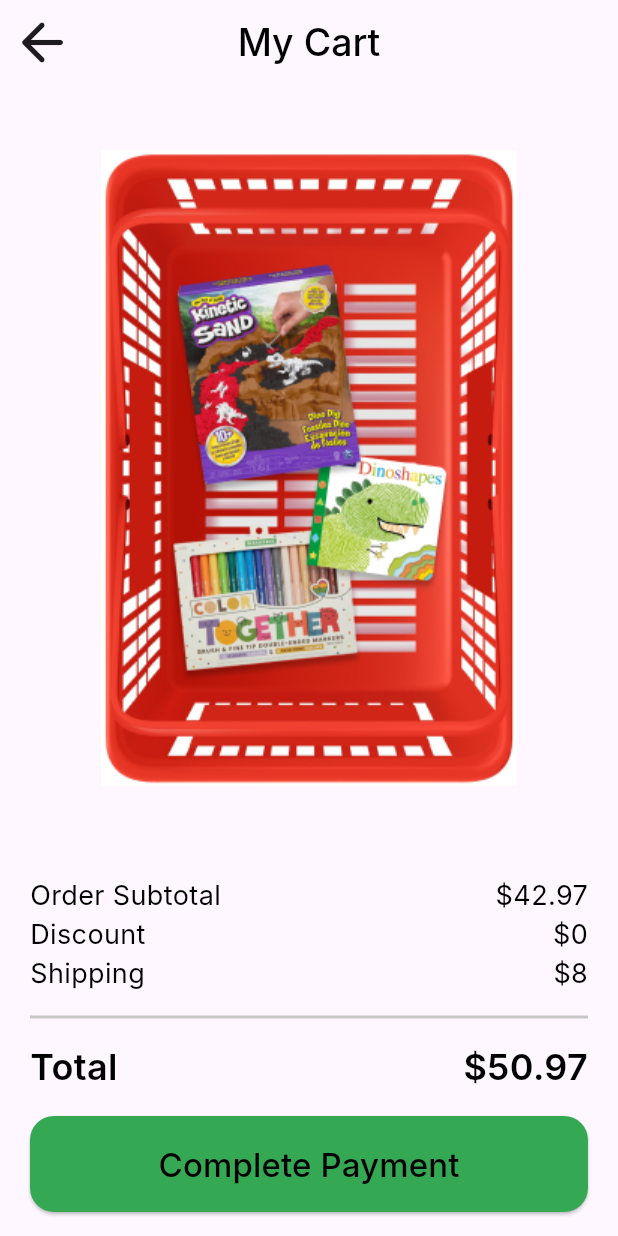
After one commit to MahmoudYasserElbanna/flutter_add_payment_tutorial, a Flutter app: the screen it shows after launch, on a phone screen of 412 x 824 dp. The commit adds this screen. Run offline on Flutter 3.47's test engine with Material 3 defaults, Android fonts, the phone set to English and light mode, and no system bars; Roboto replaces fonts that are missing (Inter).

Commit message:
create payment view body

```diff
--- /dev/null
+++ b/lib/core/widgets/custom_app_bar.dart
@@ -0,0 +1,17 @@
+import 'package:flutter/material.dart';
+import 'package:payment_app/core/utils/styles.dart';
+
+AppBar buildAppBar({required String appBarTitle}) {
+  return AppBar(
+    elevation: 0,
+    leading: const Icon(
+      Icons.arrow_back_rounded,
+      size: 42,
+    ),
+    title: Text(
+      appBarTitle,
+      style: Styles.style25,
+    ),
+    centerTitle: true,
+  );
+}
--- /dev/null
+++ b/lib/features/checkout/presentation/views/widgets/my_cart_view_body.dart
@@ -0,0 +1,41 @@
+import 'package:flutter/material.dart';
+import 'package:payment_app/core/widgets/custom_button.dart';
+
+import 'product_price_info.dart';
+import 'total_price.dart';
+
+class MyCartViewBody extends StatelessWidget {
+  const MyCartViewBody({super.key});
+
+  @override
+  Widget build(BuildContext context) {
+    return Padding(
+      padding: const EdgeInsets.symmetric(horizontal: 20),
+      child: Column(
+        children: [
+          const SizedBox(height: 16),
+          Expanded(child: Image.asset('assets/images/basketImage.png')),
+          const SizedBox(height: 32),
+          const ProductPriceInfo(title: 'Order Subtotal', cost: r'$42.97'),
+          const ProductPriceInfo(title: 'Discount', cost: r'$0'),
+          const ProductPriceInfo(title: 'Shipping', cost: r'$8'),
+          const Divider(
+            color: Color(0xFFC6C6C6),
+            height: 32,
+            thickness: 2,
+          ),
+          const TotalPrice(
+            total: 'Total',
+            finalPrice: r'$50.97',
+          ),
+          const SizedBox(height: 16),
+          CustomButton(
+            buttonLabel: 'Complete Payment',
+            onPressed: () {},
+          ),
+          const SizedBox(height: 16),
+        ],
+      ),
+    );
+  }
+}
```
Also changed, not shown: lib/features/checkout/presentation/views/my_cart_view.dart (+4 -43 lines), lib/features/checkout/presentation/views/payment_details.dart (added, +15 -0 lines), lib/features/checkout/presentation/views/widgets/payment_details_view_body.dart (added, +10 -0 lines).
